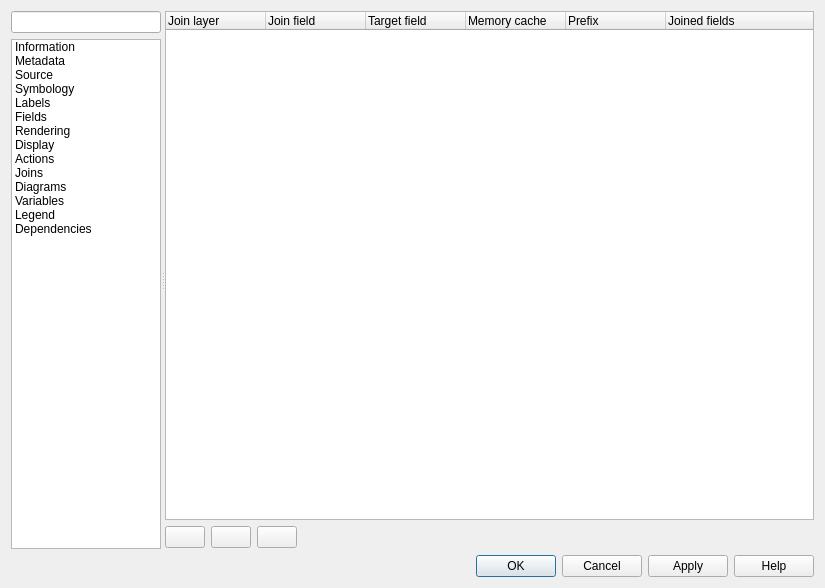
qgis/QGIS, file src/ui/qgsvectorlayerpropertiesbase.ui: the form before one commit.
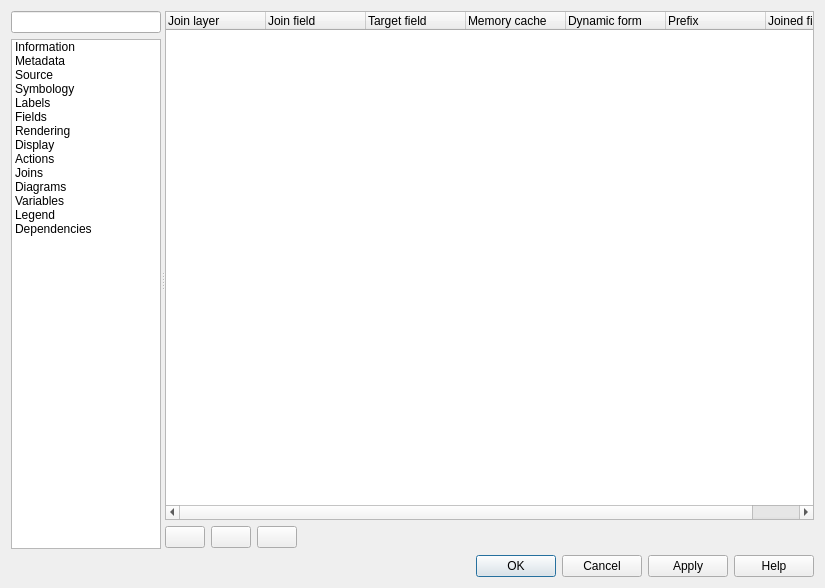
The form after the commit. The open tabs and pages were chosen to show the change. Icons and pictures are not drawn. Custom widgets are drawn as their Qt base class.

Commit message: [needs-doc] New option to update joined fields in form

```diff
--- a/src/ui/qgsvectorlayerpropertiesbase.ui
+++ b/src/ui/qgsvectorlayerpropertiesbase.ui
@@ -1656,7 +1656,7 @@
                 <x>0</x>
                 <y>0</y>
                 <width>653</width>
-                <height>536</height>
+                <height>542</height>
                </rect>
               </property>
               <layout class="QVBoxLayout" name="verticalLayout_23">
@@ -1675,7 +1675,7 @@
                <item>
                 <widget class="QTreeWidget" name="mJoinTreeWidget">
                  <property name="columnCount">
-                  <number>6</number>
+                  <number>7</number>
                  </property>
                  <column>
                   <property name="text">
@@ -1697,6 +1697,11 @@
                    <string>Memory cache</string>
                   </property>
                  </column>
+                 <column>
+                  <property name="text">
+                   <string>Dynamic form</string>
+                  </property>
+                 </column>
                  <column>
                   <property name="text">
                    <string>Prefix</string>
```
Left out of the diff: 22 changed lines with no effect on the pictures. The commit also changes 7 other files.
